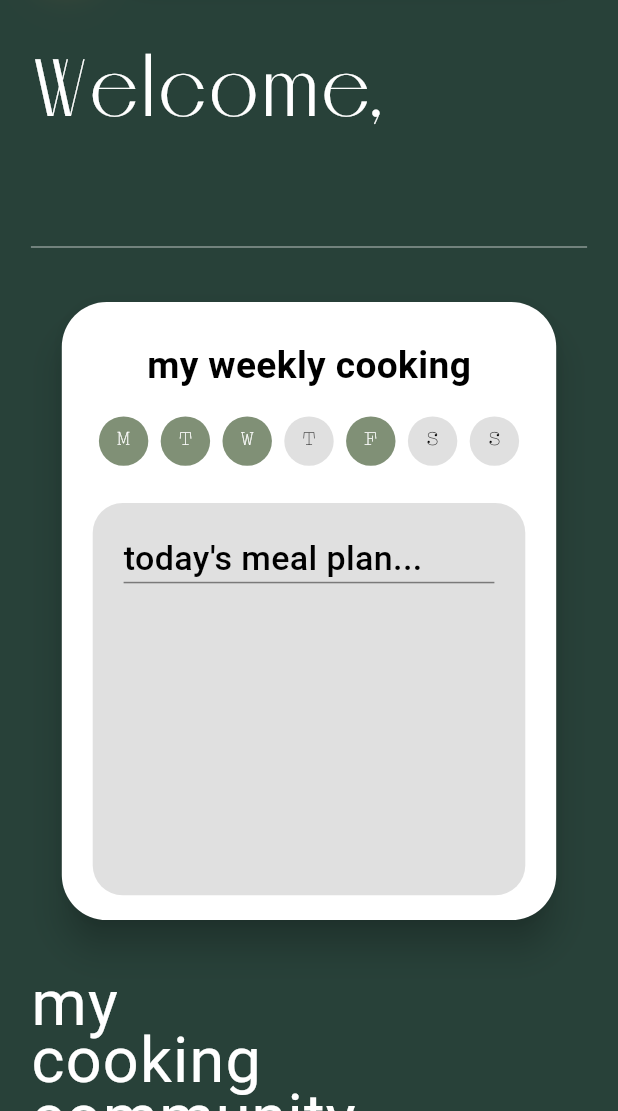
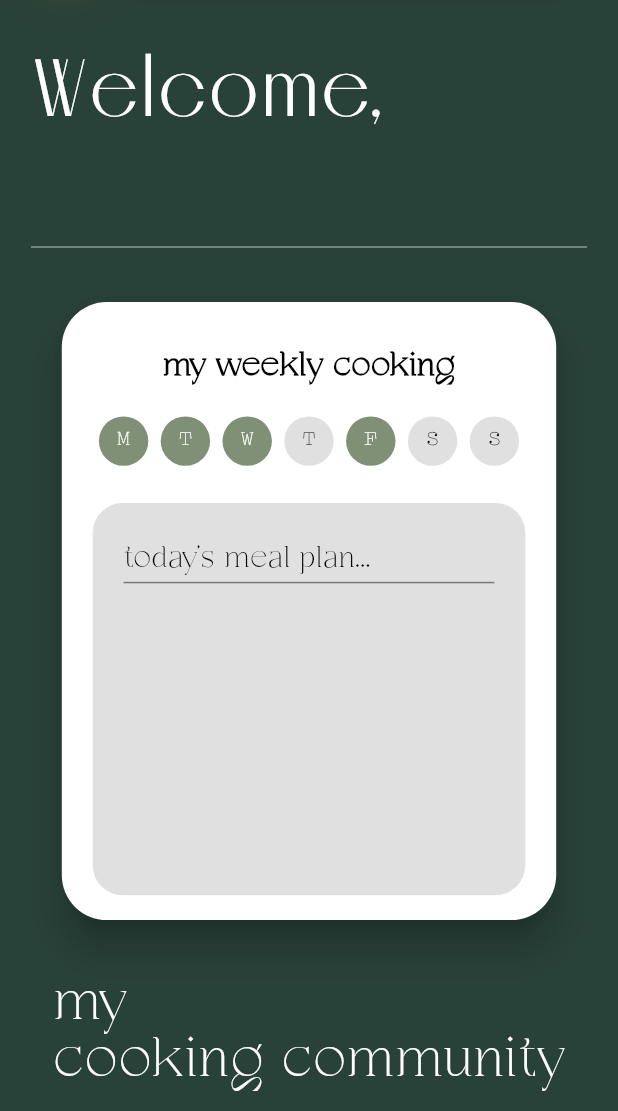
Before and after one commit to LuciaSchlegel/ai.cook, a Flutter app: the HomeScreen screen opened directly, on a phone screen of 412 x 824 dp, the part 125-1236 px from its top. Run offline on Flutter 3.47's test engine with Material 3 defaults, Android fonts, the phone set to English and light mode, and no system bars; our stand-ins replace animate_do, animated_text_kit, cached_network_image, firebase_auth, firebase_core, flutter_dotenv and 4 more; accounts and stored records are empty; network calls fail; Roboto replaces fonts that are missing (Inter); project files that could hold a hidden picture were left out.

Commit message:
feature/ back to casta font

```diff
--- a/lib/screens/first_screen.dart
+++ b/lib/screens/first_screen.dart
@@ -23,8 +23,9 @@ class FirstScreen extends StatelessWidget {
                 mainAxisAlignment: MainAxisAlignment.center,
                 children: [
                   // Logo
-                  ResponsiveText(
+                  Text(
                     'ai.cook',
+                    style: AppTextStyles.casta(
                       fontSize:
                           deviceType == DeviceType.iPadPro
                               ? ResponsiveUtils.fontSize(
@@ -37,6 +38,9 @@ class FirstScreen extends StatelessWidget {
                               ),
                       color: AppColors.white,
                       fontWeight: AppFontWeights.medium,
+                      letterSpacing: 0.8,
+                      height: 1.4,
+                    ),
                   ),
                   const ResponsiveSpacingWidget.vertical(ResponsiveSpacing.md),
 
--- a/lib/theme.dart
+++ b/lib/theme.dart
@@ -31,6 +31,7 @@ class AppFontWeights {
 // Centralized font family management
 class AppFontFamilies {
   static const compagnon = 'Compagnon';
+  static const casta = 'Casta';
   static const melodrama = 'Melodrama';
   static const inter = 'Inter'; // System font fallback
 
@@ -47,6 +48,22 @@ class AppFontFamilies {
 // Simplified TextStyle factory - let Flutter handle font weights automatically
 class AppTextStyles {
   // === COMPAGNON STYLES (Primary - UI Elements) ===
+  static TextStyle casta({
+    FontWeight? fontWeight,
+    double? fontSize,
+    Color? color,
+    double? height,
+    double? letterSpacing,
+    TextDecoration? decoration,
+  }) => TextStyle(
+    fontFamily: AppFontFamilies.casta,
+    fontWeight: fontWeight ?? AppFontWeights.regular,
+    fontSize: fontSize,
+    color: color,
+    height: height,
+    letterSpacing: letterSpacing,
+    decoration: decoration,
+  );
   static TextStyle compagnon({
     FontWeight? fontWeight,
     double? fontSize,
@@ -246,17 +263,17 @@ final ThemeData appTheme = ThemeData(
 
   textTheme: TextTheme(
     // Display styles (largest) - Use Melodrama for impact
-    displayLarge: AppTextStyles.melodrama(
+    displayLarge: AppTextStyles.casta(
       fontWeight: AppFontWeights.bold,
       fontSize: 57,
       color: AppColors.white,
     ),
-    displayMedium: AppTextStyles.melodrama(
+    displayMedium: AppTextStyles.casta(
       fontWeight: AppFontWeights.bold,
       fontSize: 45,
       color: AppColors.white,
     ),
-    displaySmall: AppTextStyles.melodrama(
+    displaySmall: AppTextStyles.casta(
       fontWeight: AppFontWeights.bold,
       fontSize: 36,
       color: AppColors.white,
--- a/pubspec.yaml
+++ b/pubspec.yaml
@@ -94,6 +94,9 @@ flutter:
   # list giving the asset and other descriptors for the font. For
   # example:
   fonts:
+    - family: Casta
+      fonts:
+        - asset: assets/fonts/Casta-Thin.otf
     # Compagnon font family with proper weight variants
     - family: Compagnon
       fonts:
```
Also changed, not shown: lib/dialogs/ai_recommendations/widgets/sections/ai_recom_header.dart (+6 -6 lines), lib/dialogs/ai_recommendations/widgets/sections/ai_shoppingsuggest_section.dart (+8 -8 lines), lib/dialogs/ai_recommendations/widgets/sections/ai_subst_section.dart (+8 -8 lines), lib/dialogs/ai_recommendations/widgets/utils/details_container.dart (+3 -4 lines), lib/dialogs/ingredients/custom_ing/widgets/custom_ing_layout.dart (+14 -10 lines), lib/dialogs/ingredients/form/ingredient_form_dialog.dart (+5 -6 lines), lib/dialogs/ingredients/global_ing/add/add_global_ing_dialog.dart (+5 -6 lines), lib/dialogs/ingredients/global_ing/add/widgets/picker.dart (+15 -9 lines), lib/dialogs/ingredients/global_ing/widgets/ing_selection_tile.dart (+9 -8 lines), lib/dialogs/recipes/expanded_recipe_dialog.dart (+9 -6 lines), lib/screens/cupboard/widgets/ing_list.dart (+4 -3 lines), lib/screens/recipes/recipes_screen.dart (+4 -5 lines), lib/screens/recipes/widgets/recipe_glance_card.dart (+4 -4 lines), lib/screens/recipes/widgets/recipe_title.dart (+5 -5 lines), 2 more files. Lines whose indentation alone changed are shown as unchanged.
